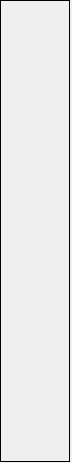
Before: the Qt Designer form botonera/forms/zone_displayselection.ui in jordan045/tdc-botonera, drawn with Qt 5.
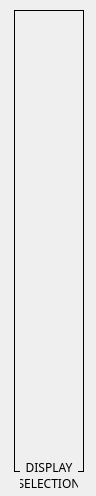
After: the same form once the commit is applied. Icons and pictures are not drawn.

The edit to the form file:
```diff
--- a/botonera/forms/zone_displayselection.ui
+++ b/botonera/forms/zone_displayselection.ui
@@ -6,20 +6,20 @@
    <rect>
     <x>0</x>
     <y>0</y>
-    <width>72</width>
-    <height>463</height>
+    <width>96</width>
+    <height>496</height>
    </rect>
   </property>
   <property name="minimumSize">
    <size>
-    <width>72</width>
-    <height>463</height>
+    <width>96</width>
+    <height>496</height>
    </size>
   </property>
   <property name="maximumSize">
    <size>
-    <width>72</width>
-    <height>463</height>
+    <width>96</width>
+    <height>496</height>
    </size>
   </property>
   <property name="windowTitle">
@@ -28,8 +28,8 @@
   <widget class="QFrame" name="frame">
    <property name="geometry">
     <rect>
-     <x>0</x>
-     <y>0</y>
+     <x>14</x>
+     <y>10</y>
      <width>70</width>
      <height>462</height>
     </rect>
@@ -323,6 +323,33 @@
     </item>
    </layout>
   </widget>
+  <widget class="QLabel" name="label">
+   <property name="geometry">
+    <rect>
+     <x>20</x>
+     <y>460</y>
+     <width>58</width>
+     <height>30</height>
+    </rect>
+   </property>
+   <property name="font">
+    <font>
+     <family>Bahnschrift</family>
+    </font>
+   </property>
+   <property name="autoFillBackground">
+    <bool>true</bool>
+   </property>
+   <property name="text">
+    <string>DISPLAY SELECTION</string>
+   </property>
+   <property name="alignment">
+    <set>Qt::AlignCenter</set>
+   </property>
+   <property name="wordWrap">
+    <bool>true</bool>
+   </property>
+  </widget>
  </widget>
  <resources/>
  <connections/>
```
